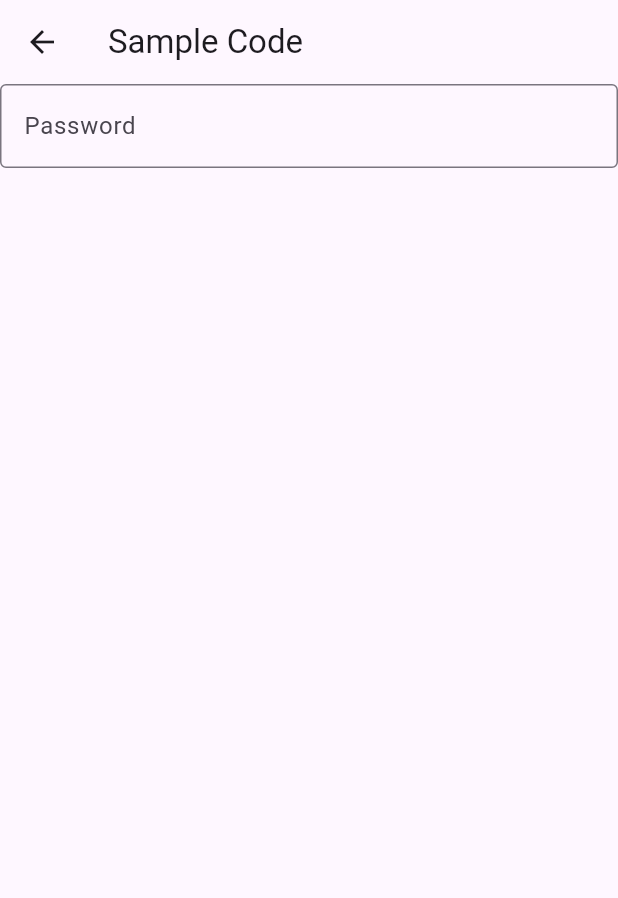
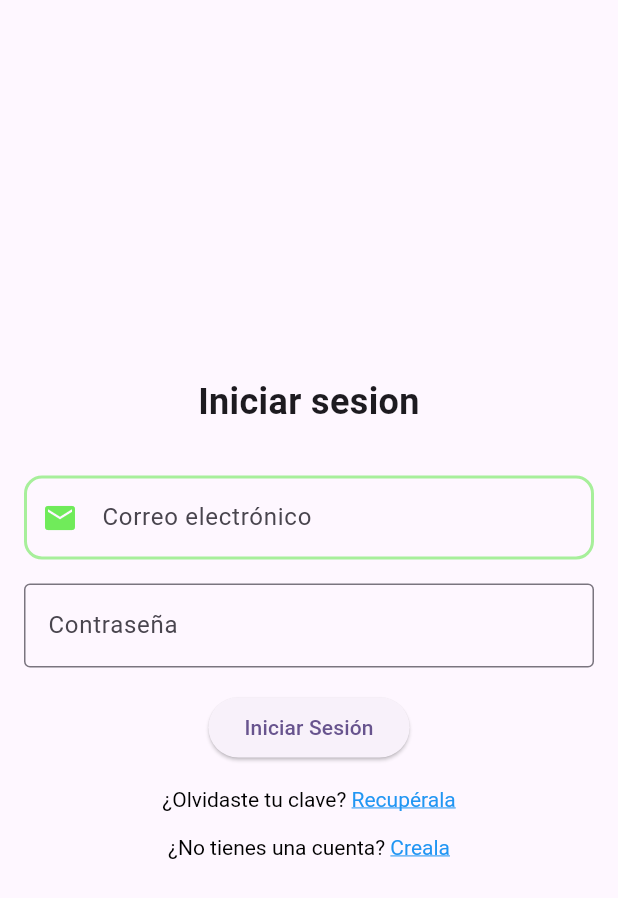
Before and after one commit to andresgutivar/TechLibrary, a Flutter app: the LoginPage screen opened by its route, on a phone screen of 412 x 824 dp. Shown: the top 898 px of the screen. Run offline on Flutter 3.47's test engine with Material 3 defaults, Android fonts, the phone set to English and light mode, and no system bars; our stand-ins replace firebase_core; accounts and stored records are empty; statements that could not run were skipped.

Commit message:
loginScreen

```diff
--- a/lib/loginScreen.dart
+++ /dev/null
@@ -1,21 +0,0 @@
-import 'package:flutter/material.dart';
-
-class LoginPage extends StatelessWidget {
-  const LoginPage({super.key});
-
-  @override
-  Widget build(BuildContext context) {
-    return Scaffold(
-      appBar: AppBar(
-        title: const Text('Sample Code'),
-      ),
-      body: const TextField(
-        obscureText: true,
-        decoration: InputDecoration(
-          border: OutlineInputBorder(),
-          labelText: 'Password',
-        ),
-      ),
-    );
-  }
-}
--- a/lib/main.dart
+++ b/lib/main.dart
@@ -1,7 +1,7 @@
 import 'package:flutter/material.dart';
 import 'package:firebase_core/firebase_core.dart';
 import 'firebase_options.dart';
-import "loginScreen.dart";
+import "pages/login/loginScreen.dart";
 
 void main() async {
   WidgetsFlutterBinding.ensureInitialized();
@@ -17,6 +17,7 @@ class MyApp extends StatelessWidget {
   @override
   Widget build(BuildContext context) {
     return MaterialApp(
+      debugShowCheckedModeBanner: false,
       title: 'Flutter Demo',
       theme: ThemeData(
         colorScheme: ColorScheme.fromSeed(seedColor: Colors.deepPurple),
--- /dev/null
+++ b/lib/pages/login/loginScreen.dart
@@ -0,0 +1,134 @@
+import 'package:flutter/gestures.dart'; //para verificar cuando se da click al texto de "recuperala"
+import 'package:flutter/material.dart';
+
+class LoginPage extends StatefulWidget {
+  const LoginPage({super.key});
+
+  @override
+  State<LoginPage> createState() => _LoginPageState();
+}
+
+class _LoginPageState extends State<LoginPage> {
+  final _emailController = TextEditingController(); //useState
+  final _passwordController = TextEditingController(); //useState
+
+  void _login() {
+    String email = _emailController.text;
+    String password = _passwordController.text;
+
+    // Aquí puedes agregar la lógica para iniciar sesión con Firebase
+    print("Email: $email, Password: $password");
+  }
+
+  @override
+  Widget build(BuildContext context) {
+    const Color customColor = Color.fromARGB(210, 81, 232, 55);
+    return Scaffold(
+      body: Padding(
+        padding: const EdgeInsets.all(16.0),
+        child: Center(
+          child: Column(
+            mainAxisAlignment: MainAxisAlignment.center,
+            crossAxisAlignment: CrossAxisAlignment.center,
+            children: [
+              const Text(
+                'Iniciar sesion',
+                style: TextStyle(fontSize: 24, fontWeight: FontWeight.bold),
+                textAlign: TextAlign.center,
+              ),
+              const SizedBox(height: 32),
+              SizedBox(
+                width: 800,
+                child: TextField(
+                  controller: _emailController,
+                  decoration: InputDecoration(
+                    labelText: 'Correo electrónico',
+                    prefixIcon: const Icon(Icons.email, color: customColor),
+                    focusedBorder: OutlineInputBorder(
+                      //color del borde para cuando esta seleccionado
+                      borderRadius: BorderRadius.circular(12),
+                      borderSide: const BorderSide(
+                        color: customColor,
+                        width: 2,
+                      ),
+                    ),
+                    enabledBorder: OutlineInputBorder(
+                      //color del borde para cuando No esta seleccionado
+                      borderRadius: BorderRadius.circular(12),
+                      borderSide: BorderSide(
+                        color: customColor.withOpacity(0.5),
+                        width: 2,
+                      ),
+                    ),
+                  ),
+                ),
+              ),
+              const SizedBox(height: 16),
+              SizedBox(
+                width: 800,
+                child: TextField(
+                  controller: _passwordController,
+                  decoration: const InputDecoration(
+                    labelText: 'Contraseña',
+                    border: OutlineInputBorder(),
+                  ),
+                  obscureText: true,
+                ),
+              ),
+              const SizedBox(height: 16),
+              ElevatedButton(
+                onPressed: _login,
+                child: const Text('Iniciar Sesión'),
+              ),
+              const SizedBox(height: 16),
+              // Texto con enlace de recuperación de contraseña
+              RichText(
+                //permite usar varios tipos de textos en una misma linea
+                text: TextSpan(
+                  text: '¿Olvidaste tu clave? ',
+                  style: const TextStyle(color: Colors.black),
+                  children: [
+                    TextSpan(
+                      text: 'Recupérala',
+                      style: const TextStyle(
+                        color: Colors.blue,
+                        decoration: TextDecoration.underline,
+                      ),
+                      recognizer: TapGestureRecognizer() //de libreria importada
+                        ..onTap = () {
+                          // Navegar a otra pantalla o acción
+                          Navigator.pushNamed(context, '/');
+                        },
+                    ),
+                  ],
+                ),
+              ),
+              const SizedBox(height: 16),
+              RichText(
+                //permite usar varios tipos de textos en una misma linea
+                text: TextSpan(
+                  text: '¿No tienes una cuenta? ',
+                  style: const TextStyle(color: Colors.black),
+                  children: [
+                    TextSpan(
+                      text: 'Creala',
+                      style: const TextStyle(
+                        color: Colors.blue,
+                        decoration: TextDecoration.underline,
+                      ),
+                      recognizer: TapGestureRecognizer() //de libreria importada
+                        ..onTap = () {
+                          // Navegar a otra pantalla o acción
+                          Navigator.pushNamed(context, '/');
+                        },
+                    ),
+                  ],
+                ),
+              ),
+            ],
+          ),
+        ),
+      ),
+    );
+  }
+}
--- a/pubspec.yaml
+++ b/pubspec.yaml
@@ -36,6 +36,7 @@ dependencies:
   # Use with the CupertinoIcons class for iOS style icons.
   cupertino_icons: ^1.0.8
   firebase_core: ^3.5.0
+  material: ^1.0.0+2
 
 dev_dependencies:
   flutter_test:
```
Also changed, not shown: pubspec.lock.
